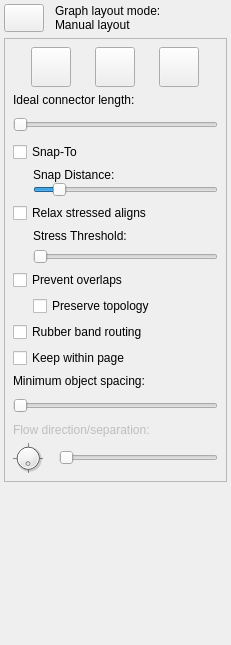
Above: libdunnartcanvas/ui/LayoutProperties.ui from skieffer/ortho before the change. Below: the same form after it.
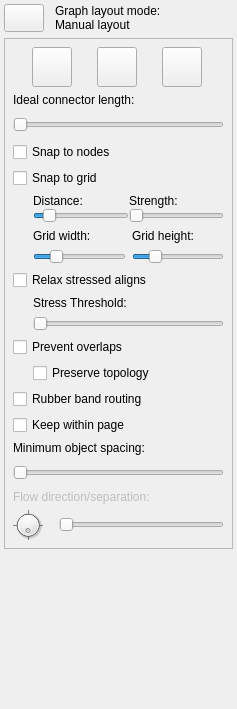
That is the form after the change. Icons and pictures are not drawn.

Commit message: connecting settings to GUI

Patch:
```diff
--- a/libdunnartcanvas/ui/LayoutProperties.ui
+++ b/libdunnartcanvas/ui/LayoutProperties.ui
@@ -6,8 +6,8 @@
    <rect>
     <x>0</x>
     <y>0</y>
-    <width>231</width>
-    <height>645</height>
+    <width>237</width>
+    <height>709</height>
    </rect>
   </property>
   <property name="sizePolicy">
@@ -18,8 +18,8 @@
   </property>
   <property name="minimumSize">
    <size>
-    <width>231</width>
-    <height>645</height>
+    <width>237</width>
+    <height>709</height>
    </size>
   </property>
   <property name="allowedAreas">
@@ -362,7 +362,14 @@
         <item>
          <widget class="QCheckBox" name="snapToCheckBox">
           <property name="text">
-           <string>Snap-To</string>
+           <string>Snap to nodes</string>
+          </property>
+         </widget>
+        </item>
+        <item>
+         <widget class="QCheckBox" name="gridSnapCheckBox">
+          <property name="text">
+           <string>Snap to grid</string>
           </property>
          </widget>
         </item>
@@ -379,7 +386,7 @@
             <item>
              <widget class="QLabel" name="snapDistanceLabel">
               <property name="text">
-               <string>Snap Distance:</string>
+               <string>Distance:</string>
               </property>
              </widget>
             </item>
@@ -399,6 +406,103 @@
               </property>
               <property name="value">
                <number>10</number>
+              </property>
+              <property name="orientation">
+               <enum>Qt::Horizontal</enum>
+              </property>
+             </widget>
+            </item>
+           </layout>
+          </item>
+          <item>
+           <layout class="QVBoxLayout" name="verticalLayout_7">
+            <item>
+             <widget class="QLabel" name="snapStrengthLabel">
+              <property name="text">
+               <string>Strength:</string>
+              </property>
+             </widget>
+            </item>
+            <item>
+             <widget class="QSlider" name="snapStrengthSlider">
+              <property name="minimum">
+               <number>1</number>
+              </property>
+              <property name="maximum">
+               <number>100</number>
+              </property>
+              <property name="orientation">
+               <enum>Qt::Horizontal</enum>
+              </property>
+             </widget>
+            </item>
+           </layout>
+          </item>
+         </layout>
+        </item>
+        <item>
+         <layout class="QHBoxLayout" name="horizontalLayout_6">
+          <property name="leftMargin">
+           <number>20</number>
+          </property>
+          <item>
+           <layout class="QVBoxLayout" name="verticalLayout_6">
+            <item>
+             <widget class="QLabel" name="gridWLabel">
+              <property name="text">
+               <string>Grid width:</string>
+              </property>
+             </widget>
+            </item>
+            <item>
+             <widget class="QSlider" name="gridWidthSlider">
+              <property name="minimum">
+               <number>10</number>
+              </property>
+              <property name="maximum">
+               <number>200</number>
+              </property>
+              <property name="singleStep">
+               <number>10</number>
+              </property>
+              <property name="pageStep">
+               <number>50</number>
+              </property>
+              <property name="value">
+               <number>50</number>
+              </property>
+              <property name="orientation">
+               <enum>Qt::Horizontal</enum>
+              </property>
+             </widget>
+            </item>
+           </layout>
+          </item>
+          <item>
+           <layout class="QVBoxLayout" name="verticalLayout_8">
+            <item>
+             <widget class="QLabel" name="gridHLabel">
+              <property name="text">
+               <string>Grid height:</string>
+              </property>
+             </widget>
+            </item>
+            <item>
+             <widget class="QSlider" name="gridHeightSlider">
+              <property name="minimum">
+               <number>10</number>
+              </property>
+              <property name="maximum">
+               <number>200</number>
+              </property>
+              <property name="singleStep">
+               <number>10</number>
+              </property>
+              <property name="pageStep">
+               <number>50</number>
+              </property>
+              <property name="value">
+               <number>50</number>
               </property>
               <property name="orientation">
                <enum>Qt::Horizontal</enum>
```
The commit also changes 7 other files.
